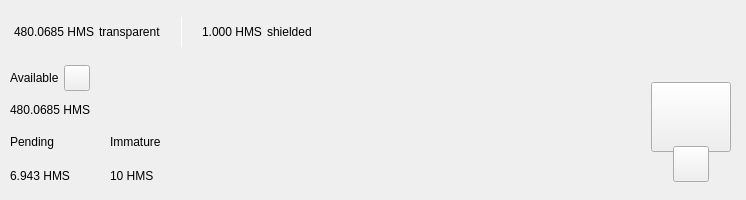
hypermoist/Hemis, file src/qt/hemis/forms/topbar.ui: the form before one commit.
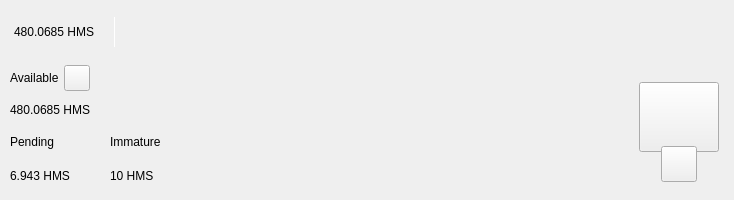
The form after the commit. Custom widgets are drawn as their Qt base class.

Patch:
```diff
--- a/src/qt/hemis/forms/topbar.ui
+++ b/src/qt/hemis/forms/topbar.ui
@@ -123,13 +123,6 @@
               </property>
              </widget>
             </item>
-            <item>
-             <widget class="QLabel" name="labelTrans">
-              <property name="text">
-               <string>transparent</string>
-              </property>
-             </widget>
-            </item>
             <item>
              <spacer name="horizontalSpacer_11">
               <property name="orientation">
@@ -186,26 +179,6 @@
               </property>
              </spacer>
             </item>
-            <item alignment="Qt::AlignTop">
-             <widget class="QLabel" name="labelAmountTopShieldedPiv">
-              <property name="minimumSize">
-               <size>
-                <width>0</width>
-                <height>36</height>
-               </size>
-              </property>
-              <property name="text">
-               <string notr="true">1.000 HMS</string>
-              </property>
-             </widget>
-            </item>
-            <item>
-             <widget class="QLabel" name="labelShield">
-              <property name="text">
-               <string>shielded</string>
-              </property>
-             </widget>
-            </item>
            </layout>
           </widget>
          </item>
```
Left out of the diff: 24 changed lines with no effect on the pictures.
